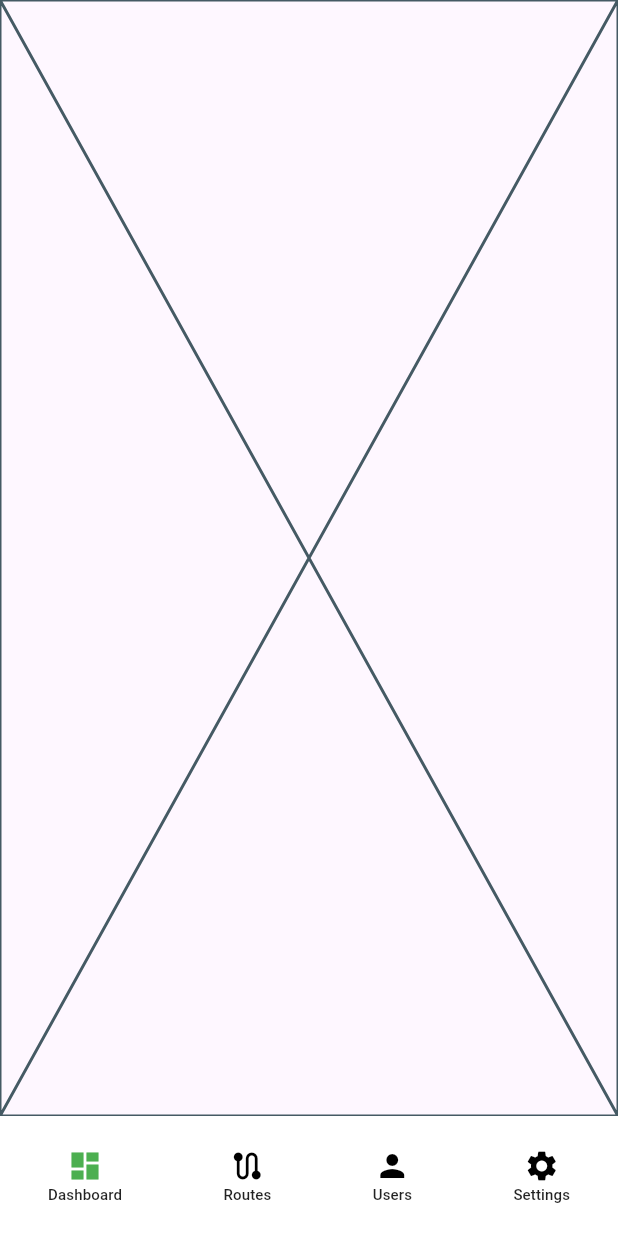
After one commit to fwdAndroid/irish_driving_admin, a Flutter app: the MainScreen screen opened directly, on a phone screen of 412 x 824 dp. The commit adds this screen. Run offline on Flutter 3.47's test engine with Material 2 defaults, Android fonts, the phone set to English and light mode, and no system bars; our stand-ins replace firebase_auth, firebase_core; accounts and stored records are empty.

Commit message:
MainScreen UI Ready

```diff
--- /dev/null
+++ b/lib/screens/dashboard/dashboard_page.dart
@@ -0,0 +1,15 @@
+import 'package:flutter/material.dart';
+
+class DashboardPage extends StatefulWidget {
+  const DashboardPage({super.key});
+
+  @override
+  State<DashboardPage> createState() => _DashboardPageState();
+}
+
+class _DashboardPageState extends State<DashboardPage> {
+  @override
+  Widget build(BuildContext context) {
+    return const Placeholder();
+  }
+}
--- a/lib/screens/dashboard/main_screen.dart
+++ b/lib/screens/dashboard/main_screen.dart
@@ -1,15 +1,144 @@
 import 'package:flutter/material.dart';
+import 'package:irish_driving_admin/screens/dashboard/dashboard_page.dart';
+import 'package:irish_driving_admin/screens/dashboard/routes_page.dart';
+import 'package:irish_driving_admin/screens/dashboard/settings_page.dart';
+import 'package:irish_driving_admin/screens/dashboard/user_details.dart';
+import 'package:irish_driving_admin/widgets/colors.dart';
 
 class MainScreen extends StatefulWidget {
-  const MainScreen({super.key});
-
   @override
-  State<MainScreen> createState() => _MainScreenState();
+  _MainScreenState createState() => _MainScreenState();
 }
 
 class _MainScreenState extends State<MainScreen> {
+  // Properties & Variables needed
+
+  int currentTab = 0; // to keep track of active tab index
+  final List<Widget> screens = const [
+    DashboardPage(),
+    RoutesPage(),
+    UserDetails(),
+    SettingsPage(),
+  ]; // to store nested tabs
+  final PageStorageBucket bucket = PageStorageBucket();
+  Widget currentScreen = DashboardPage(); // Our first view in viewport
+
   @override
   Widget build(BuildContext context) {
-    return const Placeholder();
+    return Scaffold(
+      body: PageStorage(
+        child: currentScreen,
+        bucket: bucket,
+      ),
+      bottomNavigationBar: BottomAppBar(
+        color: Colors.white,
+        child: Container(
+          height: 60,
+          child: Row(
+            mainAxisAlignment: MainAxisAlignment.spaceBetween,
+            crossAxisAlignment: CrossAxisAlignment.start,
+            children: <Widget>[
+              MaterialButton(
+                minWidth: 40,
+                onPressed: () {
+                  setState(() {
+                    currentScreen =
+                        DashboardPage(); // if user taps on this dashboard tab will be active
+                    currentTab = 0;
+                  });
+                },
+                child: Column(
+                  mainAxisAlignment: MainAxisAlignment.center,
+                  children: <Widget>[
+                    Icon(
+                      Icons.dashboard,
+                      color: currentTab == 0 ? colorGreen : colorBlack,
+                    ),
+                    Text(
+                      "Dashboard",
+                      style: TextStyle(fontSize: 10),
+                    )
+                  ],
+                ),
+              ),
+              //Routes
+              MaterialButton(
+                minWidth: 40,
+                onPressed: () {
+                  setState(() {
+                    currentScreen = RoutesPage();
+                    // if user taps on this dashboard tab will be active
+                    currentTab = 1;
+                  });
+                },
+                child: Column(
+                  mainAxisAlignment: MainAxisAlignment.center,
+                  children: <Widget>[
+                    Icon(
+                      Icons.route,
+                      color: currentTab == 1 ? colorGreen : colorBlack,
+                    ),
+                    Text(
+                      "Routes",
+                      style: TextStyle(fontSize: 10),
+                    )
+                  ],
+                ),
+              ),
+
+              //UsersList
+              MaterialButton(
+                minWidth: 40,
+                onPressed: () {
+                  setState(() {
+                    currentScreen = UserDetails();
+                    // if user taps on this dashboard tab will be active
+                    currentTab = 2;
+                  });
+                },
+                child: Column(
+                  mainAxisAlignment: MainAxisAlignment.center,
+                  children: <Widget>[
+                    Icon(
+                      Icons.person,
+                      color: currentTab == 2 ? colorGreen : colorBlack,
+                    ),
+                    Text(
+                      "Users",
+                      style: TextStyle(fontSize: 10),
+                    )
+                  ],
+                ),
+              ),
+
+              ///Settings
+              MaterialButton(
+                minWidth: 40,
+                onPressed: () {
+                  setState(() {
+                    currentScreen =
+                        SettingsPage(); // if user taps on this dashboard tab will be active
+                    currentTab = 3;
+                  });
+                },
+                child: Column(
+                  mainAxisAlignment: MainAxisAlignment.center,
+                  children: <Widget>[
+                    Icon(
+                      Icons.settings,
+                      color: currentTab == 3 ? colorGreen : colorBlack,
+                    ),
+                    Text(
+                      "Settings",
+                      style: TextStyle(fontSize: 10),
+                    )
+                  ],
+                ),
+              )
+            ],
+          ),
+        ),
+      ),
+    );
   }
 }
--- a/lib/widgets/colors.dart
+++ b/lib/widgets/colors.dart
@@ -1,3 +1,5 @@
 import 'package:flutter/material.dart';
 
 const colorWhite = Colors.white;
+const colorGreen = Colors.green;
+const colorBlack = Colors.black;
```
Also changed, not shown: lib/screens/dashboard/routes_page.dart (added, +15 -0 lines), lib/screens/dashboard/settings_page.dart (added, +15 -0 lines), lib/screens/dashboard/user_details.dart (added, +15 -0 lines).
